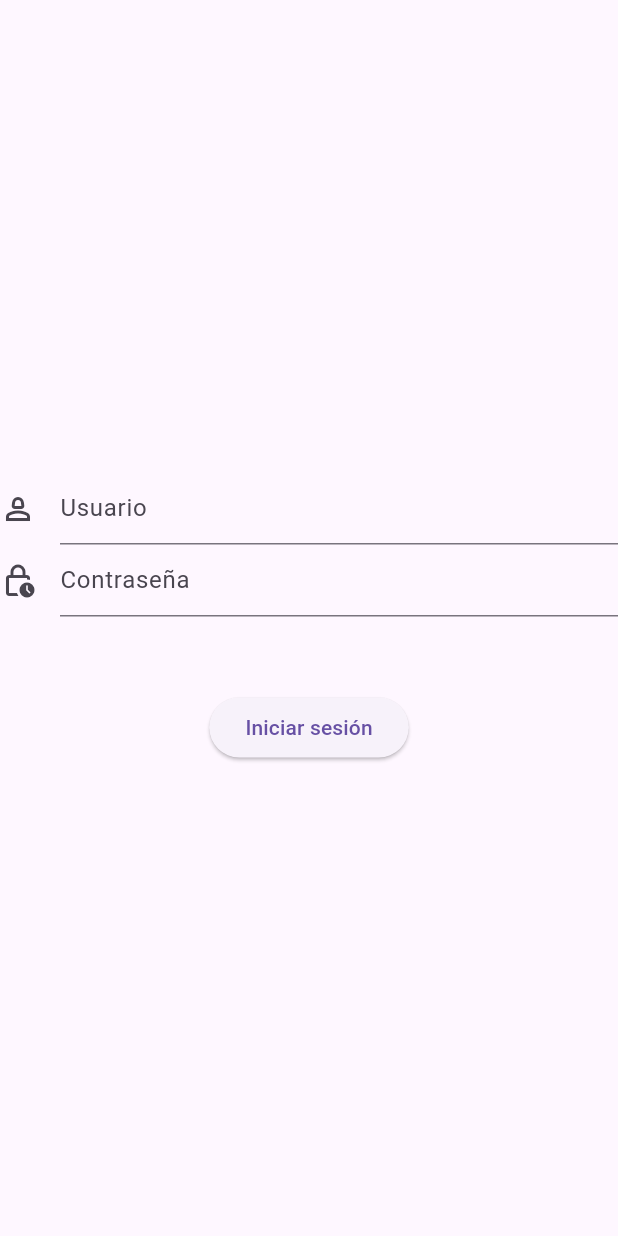
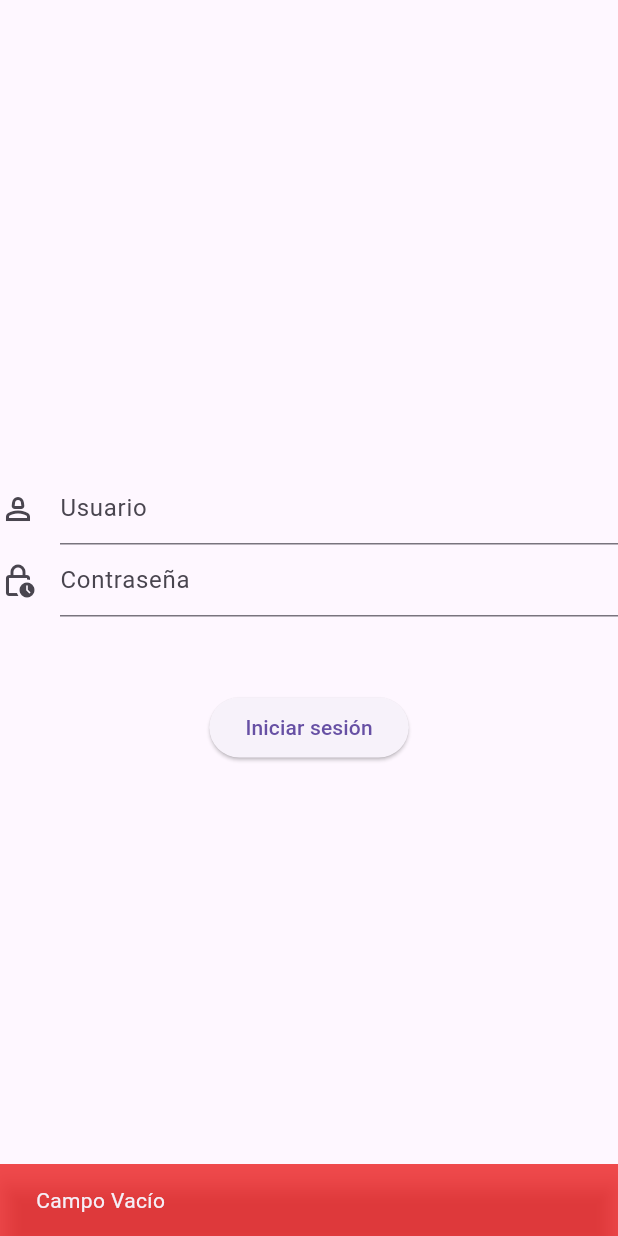
Before and after one commit to FelipeSalaa/DAP-FELIPE-SALA, a Flutter app: the screen it shows after launch, after a tap on "Iniciar sesión", on a phone screen of 412 x 824 dp. Run offline on Flutter 3.47's test engine with Material 3 defaults, Android fonts, the phone set to English and light mode, and no system bars; our stand-ins replace go_router.

Commit message:
dap con listas

```diff
--- a/Tp_pantallas/lib/main.dart
+++ b/Tp_pantallas/lib/main.dart
@@ -1,7 +1,5 @@
 import 'package:clase18_4/core/app_router.dart';
 import 'package:flutter/material.dart';
-
-
 
 void main() {
   runApp( const MainApp());
--- a/Tp_pantallas/lib/presentation/Screens/login_screen.dart
+++ b/Tp_pantallas/lib/presentation/Screens/login_screen.dart
@@ -1,24 +1,23 @@
-import 'package:clase18_4/presentation/Screens/home_screen.dart';
-
 import 'package:flutter/material.dart';
 import 'package:go_router/go_router.dart';
 
+import 'package:clase18_4/presentation/Screens/home_screen.dart';
 
+TextEditingController passController = TextEditingController();
+TextEditingController userController = TextEditingController();
+List<String> users = ['user', 'macaqunho', 'Papanatas'];
+List<String> pass = ['pass', 'dobrasil', 'agusminion04'];
+
+// ignore: must_be_immutable
 class LoginScreen extends StatelessWidget {
-   LoginScreen({super.key});
-
-  TextEditingController passController = TextEditingController() ;
-  TextEditingController userController = TextEditingController() ;
+  const LoginScreen({super.key});
 
   @override
   Widget build(BuildContext context) {
-
     return Scaffold(
-
-        body: Column (mainAxisAlignment: MainAxisAlignment.center,
-
+      body: Column(
+        mainAxisAlignment: MainAxisAlignment.center,
         children: [
-
           TextField(
             controller: userController,
             decoration: const InputDecoration(
@@ -26,7 +25,6 @@ class LoginScreen extends StatelessWidget {
               icon: Icon(Icons.person_2_outlined),
             ),
           ),
-
           TextField(
             controller: passController,
             decoration: const InputDecoration(
@@ -35,35 +33,40 @@ class LoginScreen extends StatelessWidget {
             ),
             obscureText: true,
           ),
+          const SizedBox(height: 50),
+          ElevatedButton(
+            onPressed: () {
+              int inputUser = users.indexOf(userController.text);
+              int inputPass = pass.indexOf(passController.text);
 
-             const SizedBox(height: 50),
-
-             ElevatedButton(
-              onPressed: (){
-                String inputUser = userController.text;
-                String inputPass = passController.text;
-
-
-                if ((inputUser == "jorge") && (inputPass == "sacachispas") ){
-                  print("Sesión iniciada correctamente");
-
-                  context.pushNamed(HomeScreen.name , extra: inputUser);
-                }
-                else{
-                  print("Error");
+              if ((inputUser == inputPass && inputUser != -1)) {
+                SnackBar snackBar = const SnackBar(
+                  content: Text('Login Exitoso'),
+                  duration: Duration(milliseconds: 1500),
+                  backgroundColor: Color.fromARGB(182, 105, 224, 123),
+                );
+                ScaffoldMessenger.of(context).showSnackBar(snackBar);
+                context.pushNamed(HomeScreen.name, extra: users[inputUser]);
+              } else if (userController.text == '' || passController.text == '') {
+                SnackBar snackBar = const SnackBar(
+                  content: Text('Campo Vacío'),
+                  duration: Duration(milliseconds: 1500),
+                  backgroundColor: Color.fromARGB(182, 237, 8, 8),
+                );
+                ScaffoldMessenger.of(context).showSnackBar(snackBar);
+              } else {
+                SnackBar snackBar = const SnackBar(
+                  content: Text('Usuario o Contraseña Incorrectos'),
+                  duration: Duration(milliseconds: 1500),
+                  backgroundColor: Color.fromARGB(182, 237, 8, 8),
+                );
+                ScaffoldMessenger.of(context).showSnackBar(snackBar);
               }
             },
-
             child: const Text('Iniciar sesión'),
-
           ),
-
-
-
-
-        ],),
+        ],
+      ),
     );
-
-
   }
 }
--- /dev/null
+++ b/Tp_pantallas/lib/presentation/Screens/register_screen.dart
@@ -0,0 +1,2 @@
+import 'package:flutter/material.dart';
+import 'package:go_router/go_router.dart';
```
Also changed, not shown: Tp_pantallas/lib/core/app_router.dart (+13 -17 lines), Tp_pantallas/lib/presentation/Screens/home_screen.dart (+23 -17 lines), Tp_pantallas/pubspec.lock. Lines whose indentation alone changed are shown as unchanged.
